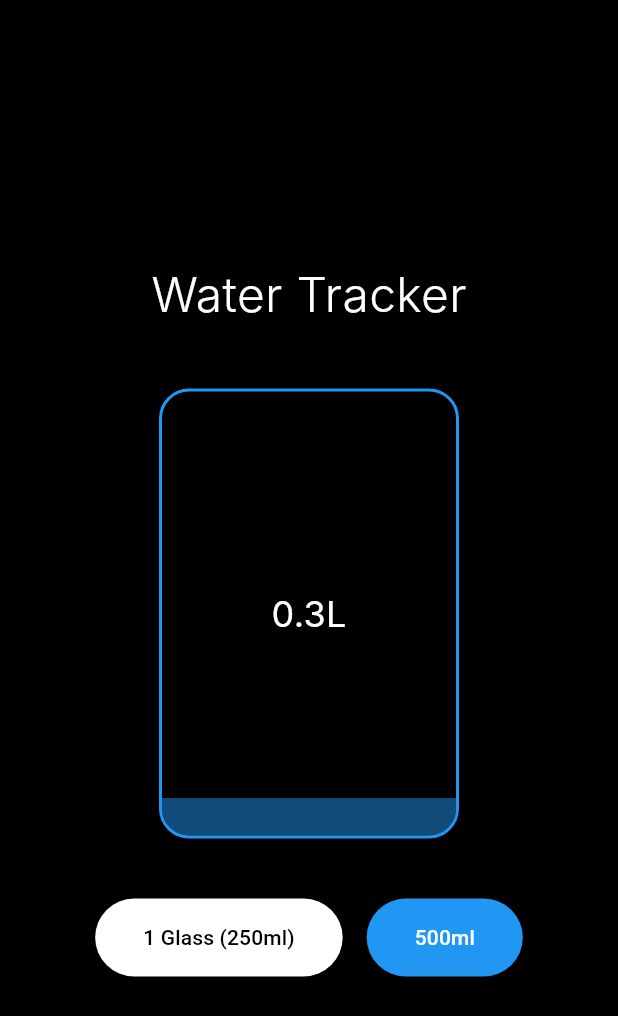
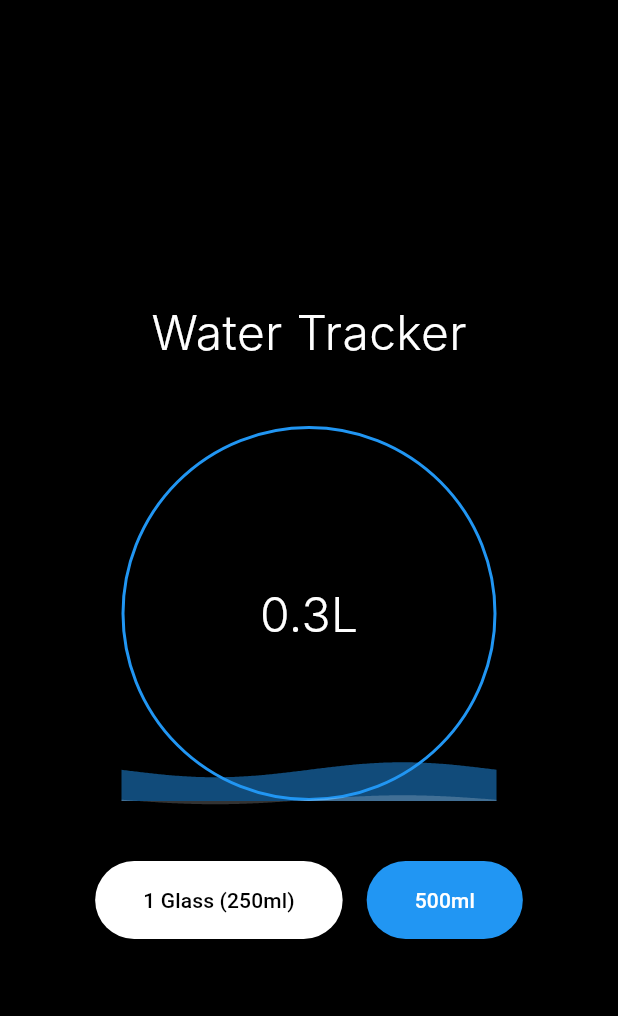
Before and after one commit to AyushZero/StreakZero, a Flutter app: the screen it shows after launch, after a tap on "1 Glass (250ml)", on a phone screen of 412 x 824 dp. Shown: the top 1016 px of the screen. Run offline on Flutter 3.47's test engine with Material 3 defaults, Android fonts, the phone set to English and light mode, and no system bars; our stand-ins replace shared_preferences; Roboto replaces fonts that are missing (Inter).

Commit message:
Remodel 2.

```diff
--- a/lib/main.dart
+++ b/lib/main.dart
@@ -1,5 +1,6 @@
 import 'package:flutter/material.dart';
 import 'package:shared_preferences/shared_preferences.dart';
+import 'dart:math' as math;
 
 void main() {
   runApp(const MyApp());
@@ -33,15 +34,33 @@ class HomePage extends StatefulWidget {
   State<HomePage> createState() => _HomePageState();
 }
 
-class _HomePageState extends State<HomePage> {
+class _HomePageState extends State<HomePage> with SingleTickerProviderStateMixin {
   double _currentWater = 0;
   static const double _dailyGoal = 3000; // 3L in ml
   late SharedPreferences _prefs;
+  late AnimationController _animationController;
+  late Animation<double> _waterAnimation;
 
   @override
   void initState() {
     super.initState();
     _loadWaterData();
+    _animationController = AnimationController(
+      duration: const Duration(milliseconds: 1000),
+      vsync: this,
+    );
+    _waterAnimation = Tween<double>(begin: 0, end: 0).animate(
+      CurvedAnimation(
+        parent: _animationController,
+        curve: Curves.easeInOut,
+      ),
+    );
+  }
+
+  @override
+  void dispose() {
+    _animationController.dispose();
+    super.dispose();
   }
 
   Future<void> _loadWaterData() async {
@@ -52,10 +71,23 @@ class _HomePageState extends State<HomePage> {
   }
 
   Future<void> _addWater(double amount) async {
+    final previousWater = _currentWater;
     setState(() {
       _currentWater = (_currentWater + amount).clamp(0, _dailyGoal);
     });
     await _prefs.setDouble('water', _currentWater);
+
+    // Animate the water level change
+    _waterAnimation = Tween<double>(
+      begin: previousWater / _dailyGoal,
+      end: _currentWater / _dailyGoal,
+    ).animate(
+      CurvedAnimation(
+        parent: _animationController,
+        curve: Curves.easeInOut,
+      ),
+    );
+    _animationController.forward(from: 0);
   }
 
   @override
@@ -75,40 +107,42 @@ class _HomePageState extends State<HomePage> {
                 ),
               ),
               const SizedBox(height: 40),
-              // Water cup visualization
-              Container(
-                width: 200,
-                height: 300,
-                decoration: BoxDecoration(
-                  border: Border.all(color: Colors.blue, width: 2),
-                  borderRadius: BorderRadius.circular(20),
-                ),
+              // Water circle visualization
+              SizedBox(
+                width: 250,
+                height: 250,
                 child: Stack(
+                  alignment: Alignment.center,
                   children: [
-                    // Water level
-                    Positioned(
-                      bottom: 0,
-                      left: 0,
-                      right: 0,
-                      child: Container(
-                        height: 300 * (_currentWater / _dailyGoal),
-                        decoration: BoxDecoration(
-                          color: Colors.blue.withOpacity(0.5),
-                          borderRadius: const BorderRadius.only(
-                            bottomLeft: Radius.circular(18),
-                            bottomRight: Radius.circular(18),
-                          ),
+                    // Circle border
+                    Container(
+                      decoration: BoxDecoration(
+                        shape: BoxShape.circle,
+                        border: Border.all(
+                          color: Colors.blue,
+                          width: 2,
                         ),
                       ),
                     ),
+                    // Animated water level
+                    AnimatedBuilder(
+                      animation: _waterAnimation,
+                      builder: (context, child) {
+                        return CustomPaint(
+                          size: const Size(250, 250),
+                          painter: WaterPainter(
+                            waterLevel: _waterAnimation.value,
+                          ),
+                        );
+                      },
+                    ),
                     // Water level text
-                    Center(
-                      child: Text(
-                        '${(_currentWater / 1000).toStringAsFixed(1)}L',
-                        style: const TextStyle(
-                          fontSize: 24,
-                          color: Colors.white,
-                        ),
+                    Text(
+                      '${(_currentWater / 1000).toStringAsFixed(1)}L',
+                      style: const TextStyle(
+                        fontSize: 32,
+                        color: Colors.white,
+                        fontWeight: FontWeight.w300,
                       ),
                     ),
                   ],
@@ -153,3 +187,59 @@ class _HomePageState extends State<HomePage> {
     );
   }
 }
+
+class WaterPainter extends CustomPainter {
+  final double waterLevel;
+
+  WaterPainter({required this.waterLevel});
+
+  @override
+  void paint(Canvas canvas, Size size) {
+    final center = Offset(size.width / 2, size.height / 2);
+    final radius = size.width / 2;
+
+    // Create water path
+    final waterPath = Path();
+    final waterHeight = size.height * (1 - waterLevel);
+
+    // Draw water surface with wave effect
+    waterPath.moveTo(0, waterHeight);
+
+    // Create wave effect
+    for (double i = 0; i <= size.width; i++) {
+      final waveHeight = math.sin((i / size.width) * math.pi * 2) * 5;
+      waterPath.lineTo(i, waterHeight + waveHeight);
+    }
+
+    waterPath.lineTo(size.width, size.height);
+    waterPath.lineTo(0, size.height);
+    waterPath.close();
+
+    // Draw water
+    final waterPaint = Paint()
+      ..color = Colors.blue.withOpacity(0.5)
+      ..style = PaintingStyle.fill;
+    canvas.drawPath(waterPath, waterPaint);
+
+    // Add water shine effect
+    final shinePaint = Paint()
+      ..color = Colors.white.withOpacity(0.2)
+      ..style = PaintingStyle.fill;
+
+    final shinePath = Path();
+    final shineHeight = waterHeight + 20;
+    shinePath.moveTo(0, shineHeight);
+    for (double i = 0; i <= size.width; i++) {
+      final waveHeight = math.sin((i / size.width) * math.pi * 2) * 3;
+      shinePath.lineTo(i, shineHeight + waveHeight);
+    }
+    shinePath.lineTo(size.width, size.height);
+    shinePath.lineTo(0, size.height);
+    shinePath.close();
+
+    canvas.drawPath(shinePath, shinePaint);
+  }
+
+  @override
+  bool shouldRepaint(WaterPainter oldDelegate) => waterLevel != oldDelegate.waterLevel;
+}
```
